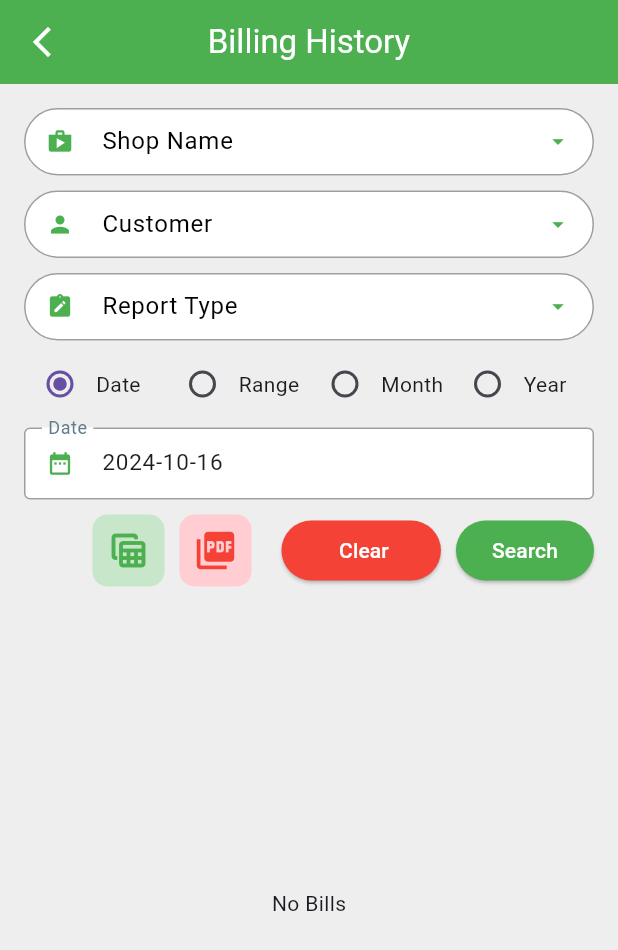
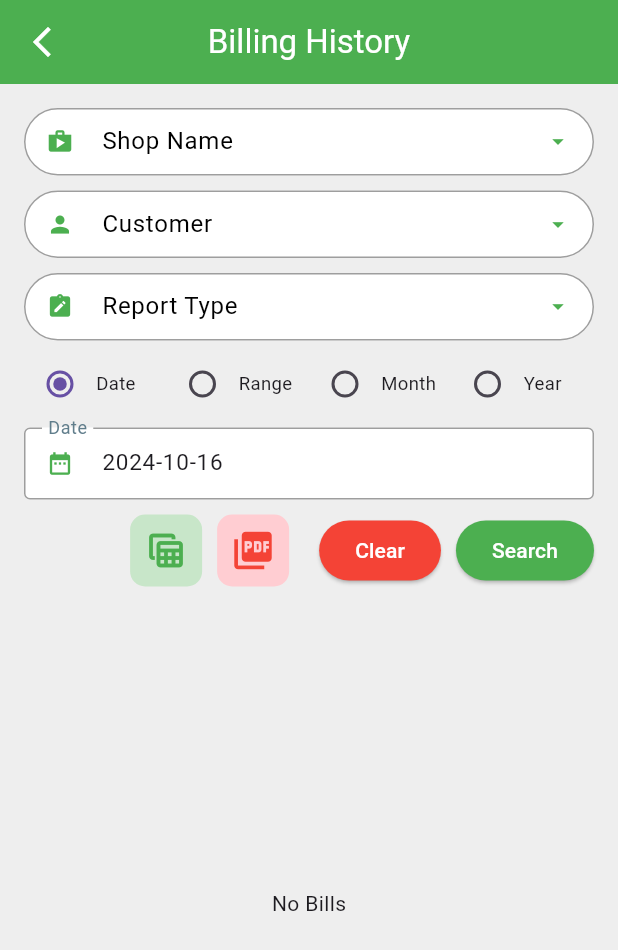
Before and after one commit to GokulDhanapal23/Flutter_ios, a Flutter app: the ShopBillingReport screen opened directly, on a phone screen of 412 x 824 dp. Shown: the top 950 px of the screen. Run offline on Flutter 3.47's test engine with Material 3 defaults, Android fonts, the phone set to English and light mode, and no system bars; drawn by our look-alikes of searchfield; our stand-ins replace another_flushbar, connectivity_plus, dio, dropdown_button2, dropdown_textfield, flutter_dotenv and 10 more; accounts and stored records are empty; network calls fail.

Commit message:
Neww Chages

```diff
--- a/Bisca360/lib/Screen/AddShop.dart
+++ b/Bisca360/lib/Screen/AddShop.dart
@@ -249,6 +249,8 @@ class _AddShopState extends State<AddShop> {
 
   @override
   Widget build(BuildContext context) {
+    final screenWidth = MediaQuery.of(context).size.width;
+    final textSize = screenWidth * 0.03;
     return Scaffold(
       backgroundColor: Colors.grey[200],
       appBar: AppBar(
@@ -401,7 +403,7 @@ class _AddShopState extends State<AddShop> {
                 const Text('GST Enabled:', style: TextStyle(fontWeight: FontWeight.bold)),
                 Expanded(
                   child: RadioListTile<bool?>(
-                    title: const Text('Yes'),
+                    title:  Text('Yes',style: TextStyle(fontSize: textSize),),
                     value: true,
 
                     groupValue: _selectedBooleanValue,
@@ -414,7 +416,7 @@ class _AddShopState extends State<AddShop> {
                 ),
                 Expanded(
                   child: RadioListTile<bool?>(
-                    title: const Text('No'),
+                    title:  Text('No',style: TextStyle(fontSize: textSize),),
                     value: false,
                     groupValue: _selectedBooleanValue,
                     onChanged: (bool? value) {
--- a/Bisca360/lib/Screen/ShopBilling.dart
+++ b/Bisca360/lib/Screen/ShopBilling.dart
@@ -1040,7 +1040,7 @@ class _ShopBillingState extends State<ShopBilling> {
                     Icons.fastfood,
                     _productItems,
                     _handleProductSelection,false,
-                    true, false ,false
+                    true, false ,true
                 ),
               if (_isProductSelected) ...[
                 const SizedBox(height: 10),
--- a/Bisca360/lib/Screen/ShopBillingReport.dart
+++ b/Bisca360/lib/Screen/ShopBillingReport.dart
@@ -451,6 +451,8 @@ class _ShopBillingReportState extends State<ShopBillingReport> {
 
   @override
   Widget build(BuildContext context) {
+    final screenWidth = MediaQuery.of(context).size.width;
+    final textSize = screenWidth * 0.03;
     return Scaffold(
       backgroundColor: Colors.grey[200],
       appBar: AppBar(
@@ -499,8 +501,8 @@ class _ShopBillingReportState extends State<ShopBillingReport> {
                           });
                         },
                       ),
-                      const Expanded(
-                        child: Text('Date'),
+                       Expanded(
+                        child: Text('Date' ,style: TextStyle(fontSize: textSize),),
                       ),
                     ],
                   ),
@@ -520,8 +522,8 @@ class _ShopBillingReportState extends State<ShopBillingReport> {
                           });
                         },
                       ),
-                      const Expanded(
-                        child: Text('Range'),
+                       Expanded(
+                        child: Text('Range',style: TextStyle(fontSize: textSize),),
                       ),
                     ],
                   ),
@@ -541,8 +543,8 @@ class _ShopBillingReportState extends State<ShopBillingReport> {
                           });
                         },
                       ),
-                      const Expanded(
-                        child: Text('Month'),
+                       Expanded(
+                        child: Text('Month',style: TextStyle(fontSize: textSize),),
                       ),
                     ],
                   ),
@@ -563,8 +565,8 @@ class _ShopBillingReportState extends State<ShopBillingReport> {
                           });
                         },
                       ),
-                      const Expanded(
-                        child: Text('Year'),
+                       Expanded(
+                        child: Text('Year',style: TextStyle(fontSize: textSize),),
                       ),
                     ],
                   ),
@@ -703,7 +705,7 @@ class _ShopBillingReportState extends State<ShopBillingReport> {
                         borderRadius: BorderRadius.circular(25),
                       ),
                     ),
-                    child: const Text('    Clear   ', style: TextStyle(color: Colors.white)),
+                    child: const Text('Clear', style: TextStyle(color: Colors.white)),
                   ),
                 ),
                 const SizedBox(width: 10),
```
Also changed, not shown: Bisca360/lib/Screen/Measurements.dart (+7 -7 lines).
